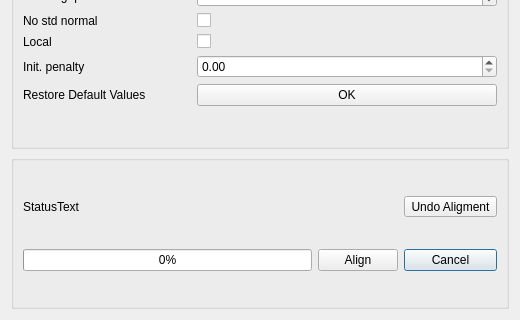
Old version of the form src/gui/mzroll/forms/alignmentdialog.ui in the repository ElucidataInc/ElMaven; both pictures show x 0 to 520 and y 738 to 1058 of the 520 by 1058 pixel window.
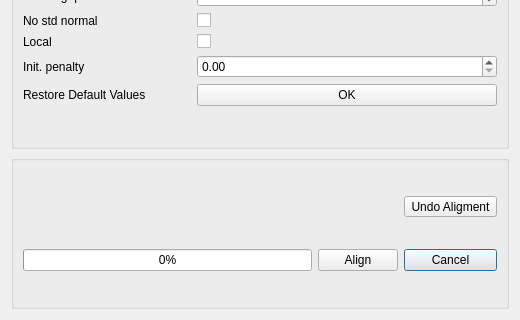
New version of the form.

Commit message:
Fix Alignment dialog's progress bar
Use Boost.Signals2 library to show the progress of OBI-WARP

Patch:
```diff
--- a/src/gui/mzroll/forms/alignmentdialog.ui
+++ b/src/gui/mzroll/forms/alignmentdialog.ui
@@ -193,7 +193,7 @@
       <item row="1" column="0">
        <widget class="QLabel" name="statusText">
         <property name="text">
-         <string>StatusText</string>
+         <string/>
         </property>
        </widget>
       </item>
```
The commit also changes 4 other files.
